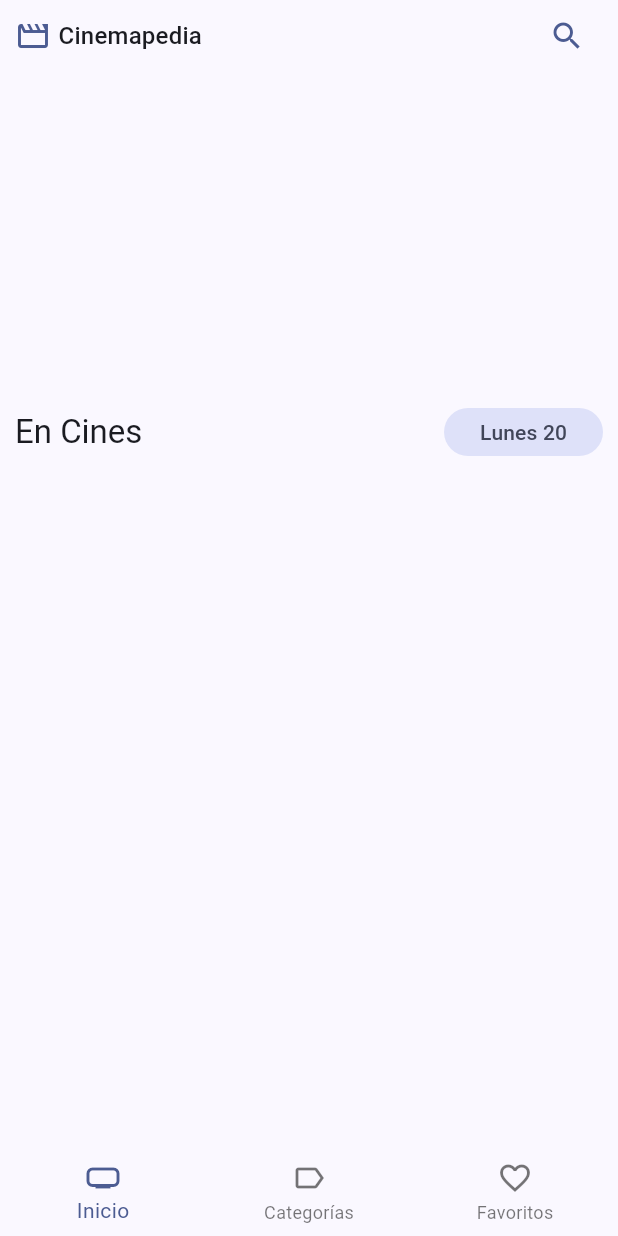
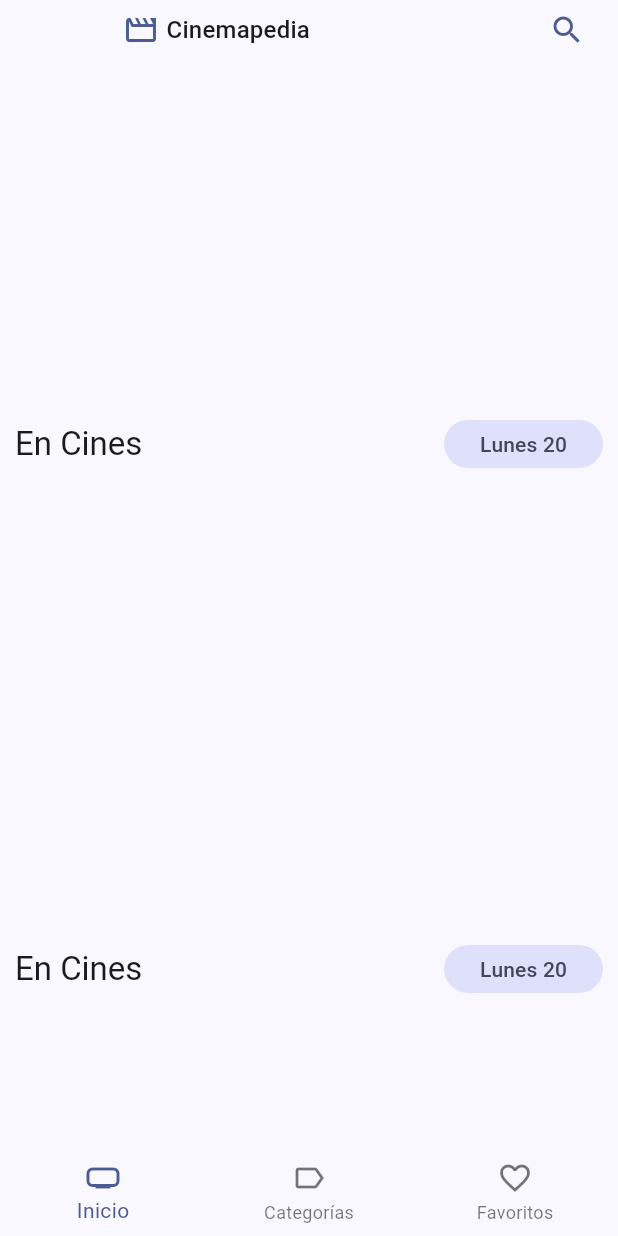
Before and after one commit to francoinostrozah/cinemapedia, a Flutter app: the screen it shows after launch, on a phone screen of 412 x 824 dp. Run offline on Flutter 3.47's test engine with Material 2 defaults, Android fonts, the phone set to English and light mode, and no system bars; drawn by our look-alikes of card_swiper; our stand-ins replace animate_do, dio, flutter_dotenv, flutter_riverpod, go_router; network calls fail.

Commit message:
:sparkles: (movie-scroll) added SingleChildScrollView and CustomScrollView

```diff
--- a/lib/presentation/screens/movies/home_screen.dart
+++ b/lib/presentation/screens/movies/home_screen.dart
@@ -35,9 +35,17 @@ class _HomeViewState extends ConsumerState<_HomeView> {
     final nowPlayingMovies = ref.watch(nowPlayingMoviesProvider);
     final slideshowMovies = ref.watch(moviesSlideshowProvider);
 
+    return CustomScrollView(slivers: [
+      const SliverAppBar(
+        floating: true,
+        flexibleSpace: FlexibleSpaceBar(
+          title: CustomAppBar(),
+        ),
+      ),
+      SliverList(
+        delegate: SliverChildBuilderDelegate((context, index) {
           return Column(
             children: [
-        const CustomAppBar(),
               MoviesSlideshow(movies: slideshowMovies),
               MovieHorizontalListview(
                 movies: nowPlayingMovies,
@@ -45,8 +53,21 @@ class _HomeViewState extends ConsumerState<_HomeView> {
                 subTitle: 'Lunes 20',
                 loadNextPage: () =>
                     ref.read(nowPlayingMoviesProvider.notifier).loadNextPage(),
+              ),
+              MovieHorizontalListview(
+                movies: nowPlayingMovies,
+                title: 'En Cines',
+                subTitle: 'Lunes 20',
+                loadNextPage: () =>
+                    ref.read(nowPlayingMoviesProvider.notifier).loadNextPage(),
+              ),
+              const SizedBox(
+                height: 1,
               )
             ],
           );
+        }, childCount: 1),
+      )
+    ]);
   }
 }
```
Lines whose indentation alone changed are shown as unchanged.
